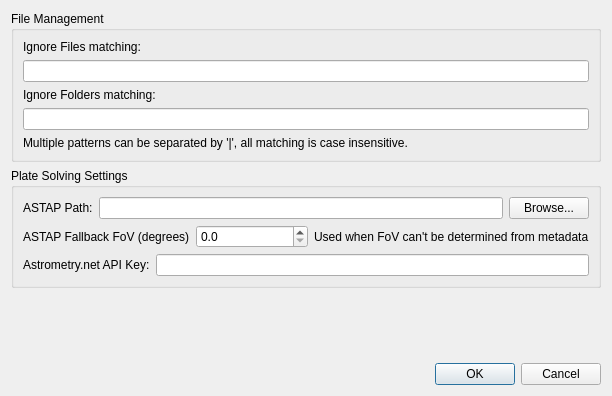
bcolyn/PhotonFinder, file photonfinder/ui/SettingsDialog.ui: the form before one commit.
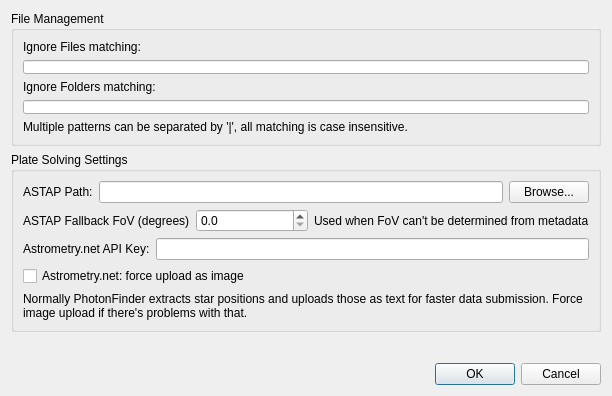
The form after the commit.

Commit message: Allow user to override force_image_upload for Astrometry.net

Patch:
```diff
--- a/photonfinder/ui/SettingsDialog.ui
+++ b/photonfinder/ui/SettingsDialog.ui
@@ -133,6 +133,30 @@
         </item>
        </layout>
       </item>
+      <item>
+       <layout class="QVBoxLayout" name="verticalLayout_3">
+        <property name="topMargin">
+         <number>0</number>
+        </property>
+        <item>
+         <widget class="QCheckBox" name="astrometry_image_upload_check">
+          <property name="text">
+           <string>Astrometry.net: force upload as image</string>
+          </property>
+         </widget>
+        </item>
+        <item>
+         <widget class="QLabel" name="label_6">
+          <property name="text">
+           <string>Normally PhotonFinder extracts star positions and uploads those as text for faster data submission. Force image upload if there's problems with that.</string>
+          </property>
+          <property name="wordWrap">
+           <bool>true</bool>
+          </property>
+         </widget>
+        </item>
+       </layout>
+      </item>
      </layout>
     </widget>
    </item>
```
The commit also changes 6 other files.
